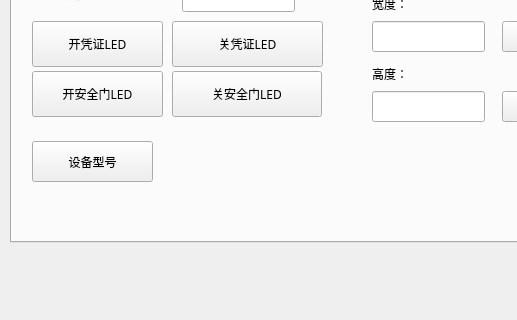
Qt form src/master_controller/api_demo/qtdemo.ui (wanghaisheng/AllIn) before a commit; both pictures show x 0 to 517 and y 595 to 915 of the 1200 by 915 pixel window.
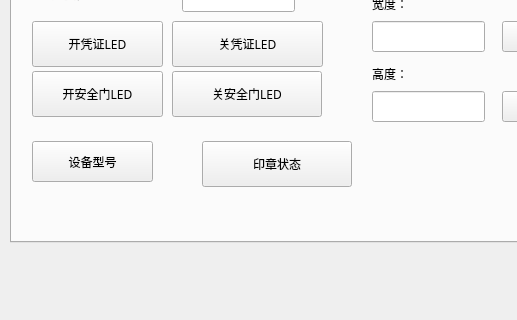
The same form after that commit. The open tabs and pages were chosen to show the change.

The edit to the form file:
```diff
--- a/src/master_controller/api_demo/qtdemo.ui
+++ b/src/master_controller/api_demo/qtdemo.ui
@@ -1013,6 +1013,19 @@
        <string>设置DPI</string>
       </property>
      </widget>
+     <widget class="QPushButton" name="pb_query_stamper_">
+      <property name="geometry">
+       <rect>
+        <x>190</x>
+        <y>670</y>
+        <width>150</width>
+        <height>46</height>
+       </rect>
+      </property>
+      <property name="text">
+       <string>印章状态</string>
+      </property>
+     </widget>
     </widget>
     <widget class="QWidget" name="tab_stamper">
      <attribute name="title">
```
Left out of the diff: 2 changed lines with no effect on the pictures.
